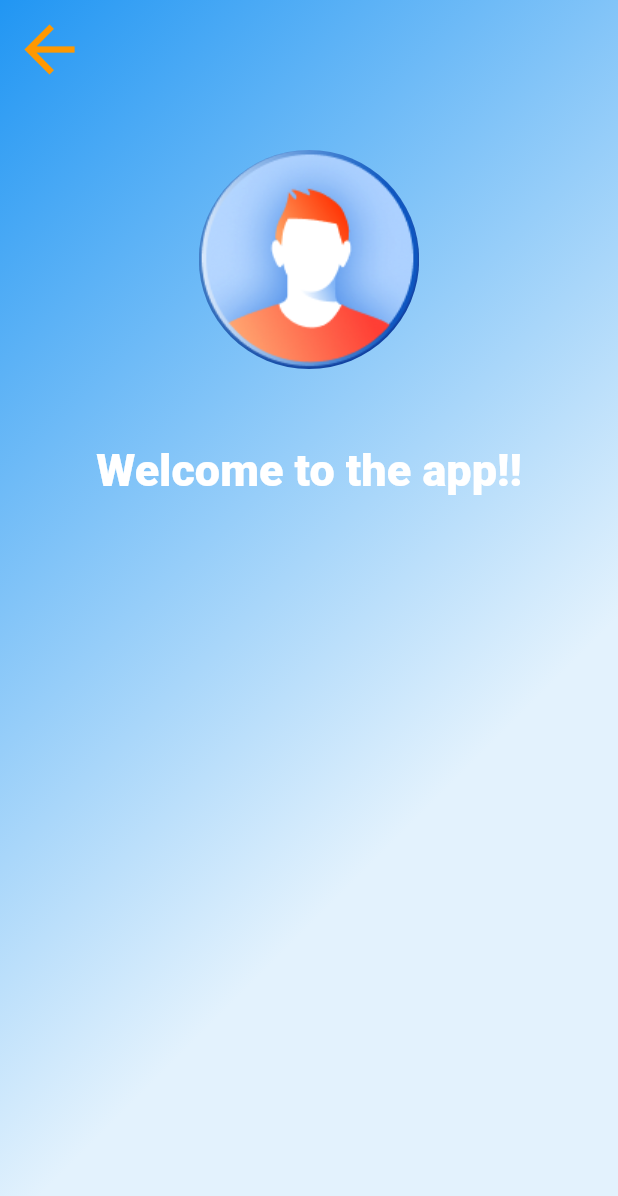
After one commit to vasilevkin/flutter_gallery, a Flutter app: the SimpleColorWelcomeScreen screen opened by its route, on a phone screen of 412 x 824 dp. The commit adds this screen. Shown: the top 1196 px of the screen. Run offline on Flutter 3.47's test engine with Material 2 defaults, Android fonts, the phone set to English and light mode, and no system bars.

Commit message:
Implement Simple Color Welcome screen.

```diff
--- a/lib/app/app.dart
+++ b/lib/app/app.dart
@@ -3,6 +3,7 @@ import 'package:flutter_gallery/app/app_routes.dart';
 import 'package:flutter_gallery/ui/screens/login/login_list_screen.dart';
 import 'package:flutter_gallery/ui/screens/login/simple_color_login_screen.dart';
 import 'package:flutter_gallery/ui/screens/login/simple_color_register_screen.dart';
+import 'package:flutter_gallery/ui/screens/login/simple_color_welcome_screen.dart';
 import 'package:flutter_gallery/ui/screens/main_screen.dart';
 
 class FlutterGalleryApp extends StatelessWidget {
@@ -21,6 +22,8 @@ class FlutterGalleryApp extends StatelessWidget {
             SimpleColorLoginScreen(),
         FlutterGalleryAppRoutes.registerSimpleColor: (_) =>
             SimpleColorRegisterScreen(),
+        FlutterGalleryAppRoutes.welcomeSimpleColor: (_) =>
+            SimpleColorWelcomeScreen(),
       },
     );
   }
--- a/lib/app/app_routes.dart
+++ b/lib/app/app_routes.dart
@@ -3,4 +3,5 @@ class FlutterGalleryAppRoutes {
   static final loginList = '/login_list';
   static final loginSimpleColor = '/login_simple_color';
   static final registerSimpleColor = '/register_simple_color';
+  static final welcomeSimpleColor = '/welcome_simple_color';
 }
--- /dev/null
+++ b/lib/ui/screens/login/simple_color_welcome_screen.dart
@@ -0,0 +1,50 @@
+import 'package:flutter/material.dart';
+import 'package:flutter_gallery/ui/screens/login/simple_color_constants.dart';
+
+class SimpleColorWelcomeScreen extends StatelessWidget {
+  @override
+  Widget build(BuildContext context) {
+    return Scaffold(
+      body: Stack(
+        children: [
+          SizedBox.expand(
+            child: Container(
+              decoration: backgroundColor,
+              child: SingleChildScrollView(
+                child: Column(
+                  children: [
+                    SizedBox(height: 100),
+                    ClipOval(
+                        child: Image.asset(
+                            'assets/login/simple_color/avatar.png')),
+                    SizedBox(
+                      height: 50,
+                    ),
+                    Text(
+                      'Welcome to the app!!',
+                      style: TextStyle(
+                        fontSize: 30,
+                        fontFamily: 'Roboto',
+                        fontWeight: FontWeight.w800,
+                        color: Colors.white,
+                      ),
+                    ),
+                  ],
+                ),
+              ),
+            ),
+          ),
+          SafeArea(
+              child: IconButton(
+            iconSize: 50,
+            icon: Icon(Icons.arrow_back),
+            color: Colors.orange,
+            onPressed: () {
+              Navigator.pop(context);
+            },
+          )),
+        ],
+      ),
+    );
+  }
+}
```
